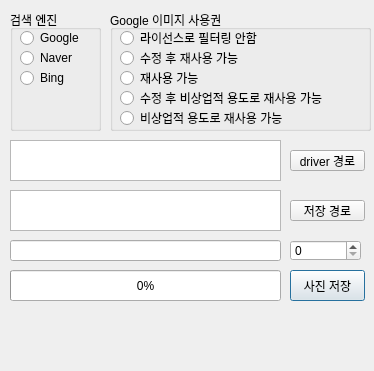
Before: the Qt Designer form Image_Scrapper.ui in Adrian123K/image-scrapper, drawn with Qt 5.
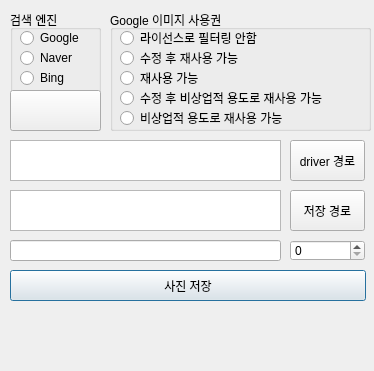
After: the same form once the commit is applied.

Commit message: delete progress bar and update real time count

What changed in the file:
```diff
--- a/Image_Scrapper.ui
+++ b/Image_Scrapper.ui
@@ -16,9 +16,9 @@
   <widget class="QPushButton" name="download">
    <property name="geometry">
     <rect>
-     <x>290</x>
+     <x>10</x>
      <y>270</y>
-     <width>75</width>
+     <width>356</width>
      <height>31</height>
     </rect>
    </property>
@@ -77,6 +77,19 @@
      <string>Bing</string>
     </property>
    </widget>
+   <widget class="QPushButton" name="github">
+    <property name="geometry">
+     <rect>
+      <x>0</x>
+      <y>80</y>
+      <width>91</width>
+      <height>41</height>
+     </rect>
+    </property>
+    <property name="text">
+     <string/>
+    </property>
+   </widget>
   </widget>
   <widget class="QGroupBox" name="copyright_box">
    <property name="geometry">
@@ -156,26 +169,13 @@
     </property>
    </widget>
   </widget>
-  <widget class="QProgressBar" name="progress">
-   <property name="geometry">
-    <rect>
-     <x>10</x>
-     <y>270</y>
-     <width>271</width>
-     <height>31</height>
-    </rect>
-   </property>
-   <property name="value">
-    <number>0</number>
-   </property>
-  </widget>
   <widget class="QPushButton" name="select_folder">
    <property name="geometry">
     <rect>
      <x>290</x>
-     <y>200</y>
+     <y>190</y>
      <width>75</width>
-     <height>21</height>
+     <height>41</height>
     </rect>
    </property>
    <property name="text">
@@ -210,7 +210,7 @@
     <rect>
      <x>290</x>
      <y>240</y>
-     <width>71</width>
+     <width>75</width>
      <height>21</height>
     </rect>
    </property>
@@ -242,9 +242,9 @@
    <property name="geometry">
     <rect>
      <x>290</x>
-     <y>150</y>
+     <y>140</y>
      <width>75</width>
-     <height>21</height>
+     <height>41</height>
     </rect>
    </property>
    <property name="text">
```
The commit also changes 3 other files.
